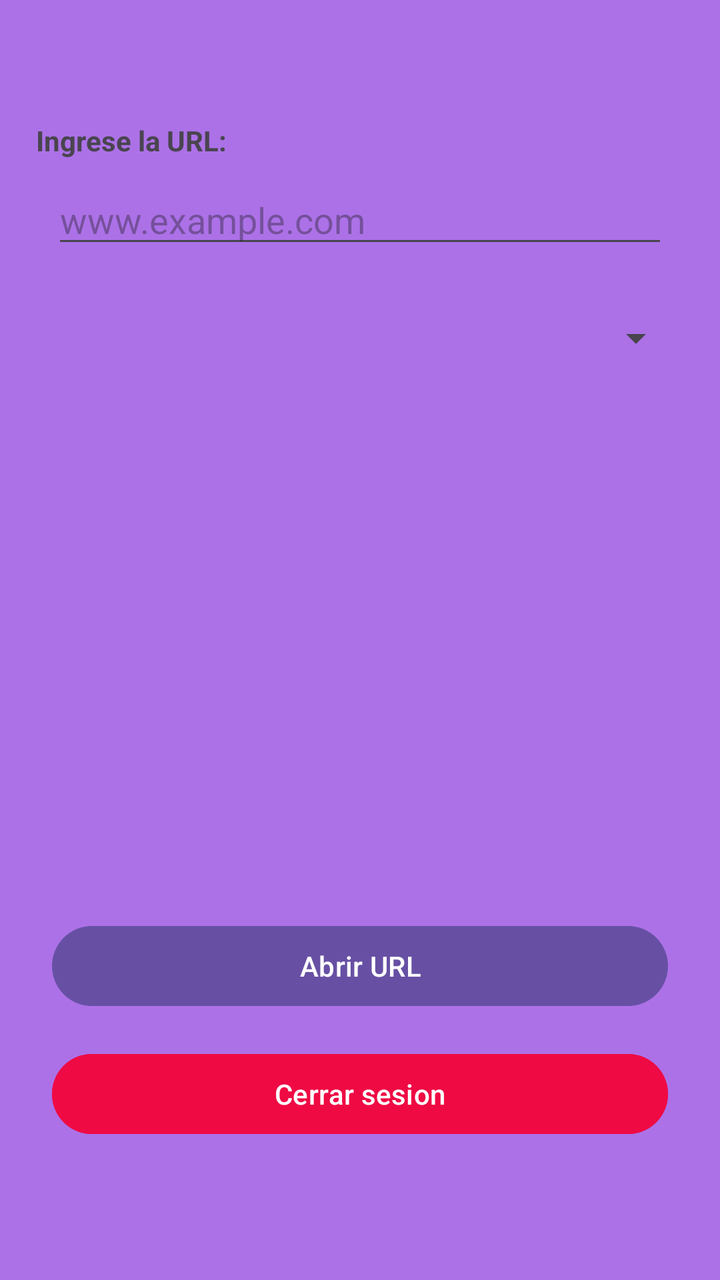
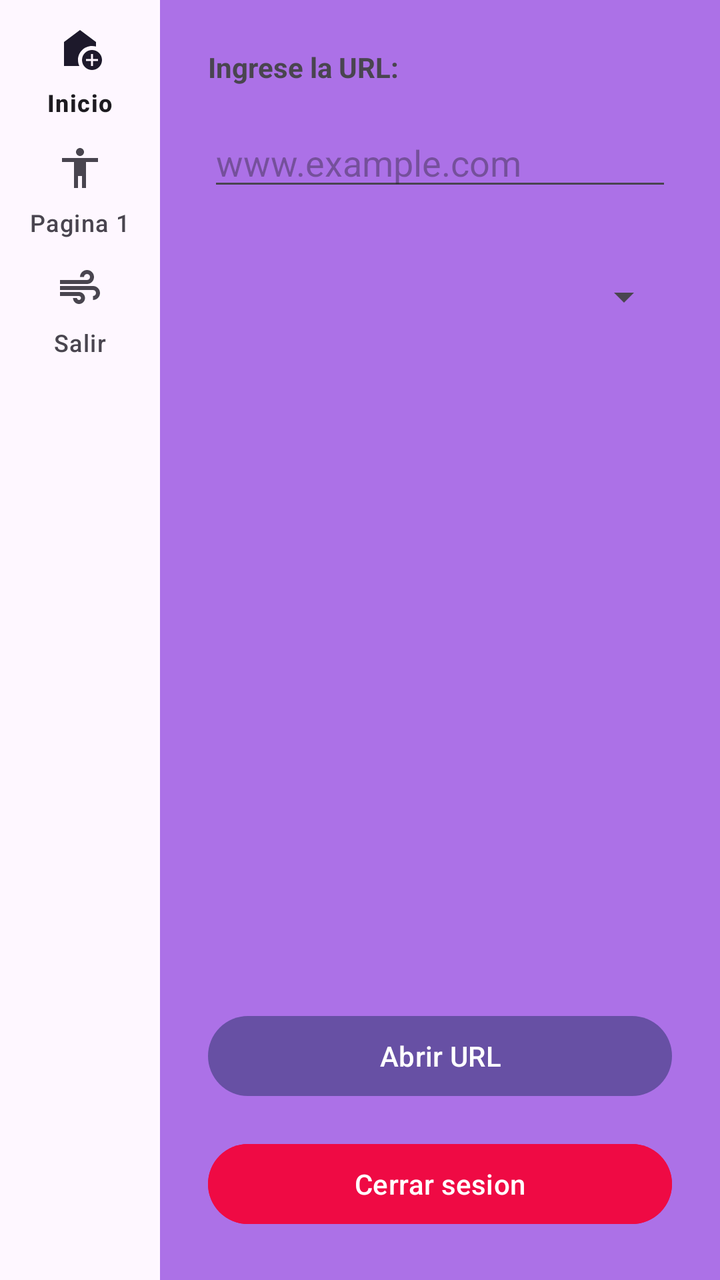

Compare the two renders of this Android layout. The source of the first and the diff that turns it into the second are given below.
<!-- AndroidManifest.xml: application theme Theme.MovilesParte1 -->
<!-- res/layout/activity_principal.xml -->
<?xml version="1.0" encoding="utf-8"?>
<LinearLayout xmlns:android="http://schemas.android.com/apk/res/android"
    xmlns:app="http://schemas.android.com/apk/res-auto"
    xmlns:tools="http://schemas.android.com/tools"
    android:id="@+id/main"
    android:layout_width="match_parent"
    android:layout_height="match_parent"
    android:background="@color/title_color"
    android:orientation="vertical"
    android:padding="18dp"
    android:gravity="center"
    tools:context=".Principal">


    <TextView
        android:layout_width="match_parent"
        android:layout_height="wrap_content"
        android:textStyle="bold"
        android:text="Ingrese la URL:"/>

    <com.google.android.material.textfield.TextInputEditText
        android:id="@+id/urlText"
        android:layout_width="match_parent"
        android:layout_height="wrap_content"
        android:layout_margin="8dp"
        android:hint="www.example.com"/>


    <Spinner
        android:id="@+id/spinnerUrls"
        android:layout_width="match_parent"
        android:layout_height="64dp"
        />

    <androidx.recyclerview.widget.RecyclerView
        android:id="@+id/RvUrls"
        android:layout_width="match_parent"
        android:layout_height="250dp"
        />


    <com.google.android.material.button.MaterialButton
        android:id="@+id/urlBtn"
        android:layout_width="match_parent"
        android:layout_height="wrap_content"
        android:layout_margin="8dp"
        android:text="Abrir URL"/>



    <com.google.android.material.button.MaterialButton
        android:id="@+id/logoutBtn"
        android:layout_width="match_parent"
        android:layout_height="wrap_content"
        android:layout_margin="8dp"
        android:backgroundTint="@color/red"
        android:text="Cerrar sesion"/>


</LinearLayout>
<!-- resources referenced by this layout -->
<resources>
  <color name="red">#EF0A44</color>
  <color name="title_color">#AC71E7</color>
  <style name="Theme.MovilesParte1" parent="Base.Theme.MovilesParte1" />
  <style name="Base.Theme.MovilesParte1" parent="Theme.Material3.DayNight.NoActionBar">
          
          
      </style>
</resources>

<!-- the commit's change to res/layout/activity_principal.xml (unified diff, before → after) -->
@@ -1,60 +1,84 @@
 <?xml version="1.0" encoding="utf-8"?>
-<LinearLayout xmlns:android="http://schemas.android.com/apk/res/android"
+<androidx.constraintlayout.widget.ConstraintLayout xmlns:android="http://schemas.android.com/apk/res/android"
     xmlns:app="http://schemas.android.com/apk/res-auto"
     xmlns:tools="http://schemas.android.com/tools"
     android:id="@+id/main"
     android:layout_width="match_parent"
     android:layout_height="match_parent"
     android:background="@color/title_color"
-    android:orientation="vertical"
-    android:padding="18dp"
-    android:gravity="center"
     tools:context=".Principal">
 
 
-    <TextView
-        android:layout_width="match_parent"
-        android:layout_height="wrap_content"
-        android:textStyle="bold"
-        android:text="Ingrese la URL:"/>
 
-    <com.google.android.material.textfield.TextInputEditText
-        android:id="@+id/urlText"
-        android:layout_width="match_parent"
-        android:layout_height="wrap_content"
-        android:layout_margin="8dp"
-        android:hint="www.example.com"/>
+    <LinearLayout
+        android:id="@+id/linearLayout"
+        android:layout_width="0dp"
+        android:layout_height="0dp"
+        android:orientation="vertical"
+        android:padding="16dp"
+        app:layout_constraintTop_toTopOf="parent"
+        app:layout_constraintBottom_toBottomOf="parent"
+        app:layout_constraintStart_toEndOf="@id/bottomNavigationView"
+        app:layout_constraintEnd_toEndOf="parent">
 
-
-    <Spinner
-        android:id="@+id/spinnerUrls"
-        android:layout_width="match_parent"
-        android:layout_height="64dp"
-        />
-
-    <androidx.recyclerview.widget.RecyclerView
-        android:id="@+id/RvUrls"
-        android:layout_width="match_parent"
-        android:layout_height="250dp"
-        />
-
-
-    <com.google.android.material.button.MaterialButton
-        android:id="@+id/urlBtn"
-        android:layout_width="match_parent"
-        android:layout_height="wrap_content"
-        android:layout_margin="8dp"
-        android:text="Abrir URL"/>
+        <TextView
+            android:layout_width="match_parent"
+            android:layout_height="wrap_content"
+            android:layout_margin="8dp"
+            android:text="Ingrese la URL:"
+            android:textStyle="bold" />
 
 
 
-    <com.google.android.material.button.MaterialButton
-        android:id="@+id/logoutBtn"
-        android:layout_width="match_parent"
-        android:layout_height="wrap_content"
-        android:layout_margin="8dp"
-        android:backgroundTint="@color/red"
-        android:text="Cerrar sesion"/>
+        <com.google.android.material.textfield.TextInputEditText
+            android:id="@+id/urlText"
+            android:layout_width="match_parent"
+            android:layout_height="wrap_content"
+            android:layout_margin="8dp"
+            android:hint="www.example.com" />
+
+        <Spinner
+            android:id="@+id/spinnerUrls"
+            android:layout_width="match_parent"
+            android:layout_height="64dp"
+            android:layout_margin="8dp" />
 
 
-</LinearLayout>
+
+
+        <androidx.recyclerview.widget.RecyclerView
+            android:id="@+id/RvUrls"
+            android:layout_width="match_parent"
+            android:layout_height="0dp"
+            android:layout_weight="1"
+            android:layout_margin="8dp" />
+
+        <com.google.android.material.button.MaterialButton
+            android:id="@+id/urlBtn"
+            android:layout_width="match_parent"
+            android:layout_height="wrap_content"
+            android:layout_margin="8dp"
+            android:text="Abrir URL" />
+
+        <com.google.android.material.button.MaterialButton
+            android:id="@+id/logoutBtn"
+            android:layout_width="match_parent"
+            android:layout_height="wrap_content"
+            android:layout_margin="8dp"
+            android:backgroundTint="@color/red"
+            android:text="Cerrar sesion" />
+
+    </LinearLayout>
+
+    
+    <com.google.android.material.navigationrail.NavigationRailView
+        android:id="@+id/bottomNavigationView"
+        android:layout_width="wrap_content"
+        app:labelVisibilityMode="labeled"
+        android:layout_height="match_parent"
+        app:layout_constraintTop_toTopOf="parent"
+        app:layout_constraintBottom_toBottomOf="parent"
+        app:layout_constraintStart_toStartOf="parent"
+        app:menu="@menu/bottom_nav_bar" />
+
+    </androidx.constraintlayout.widget.ConstraintLayout>
